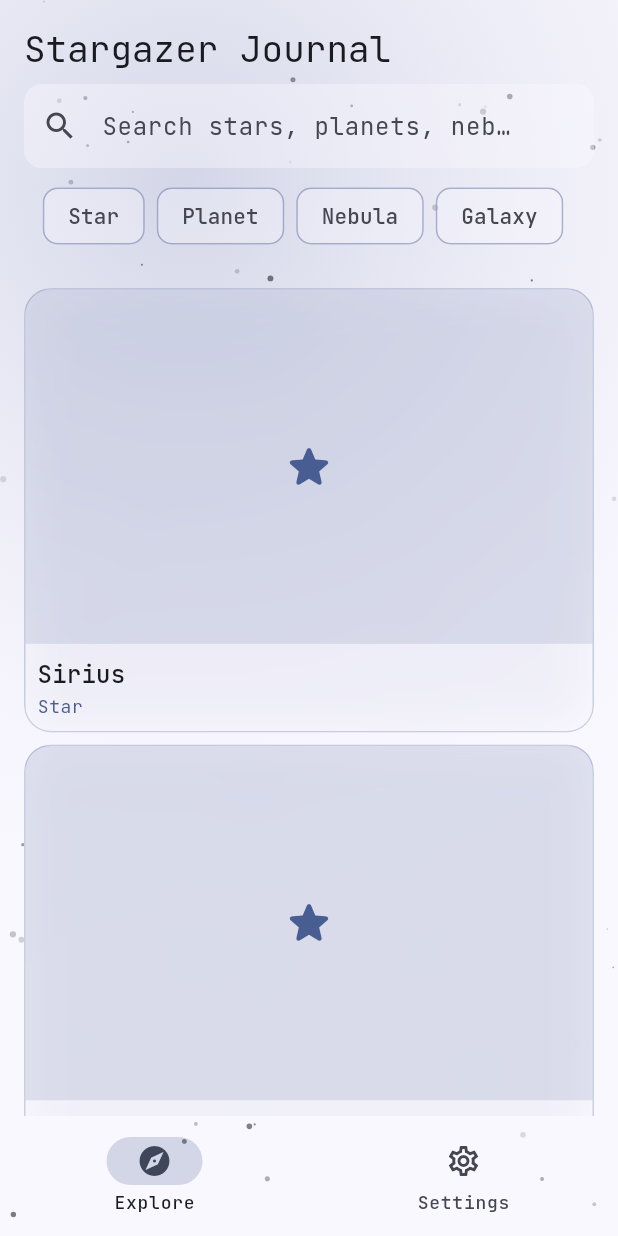
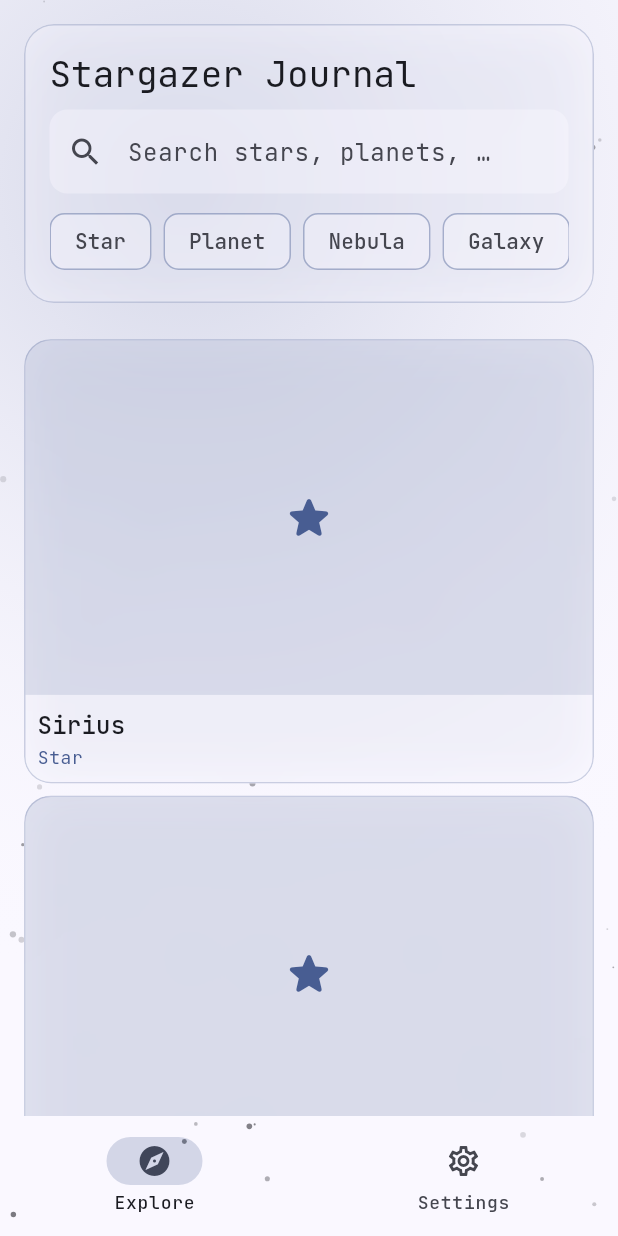
Before and after one commit to DavFilsDev/stargazer-journal, a Flutter app: the screen it shows after launch, on a phone screen of 412 x 824 dp. Run offline on Flutter 3.47's test engine with Material 3 defaults, Android fonts, the phone set to English and light mode, and no system bars; our stand-ins replace go_router, google_fonts, shared_preferences.

Commit message:
style(star-list): wrap header in glass panel and animate list items

```diff
--- a/lib/screens/star_list_screen.dart
+++ b/lib/screens/star_list_screen.dart
@@ -3,11 +3,13 @@ import 'package:flutter/material.dart';
 import '../models/star.dart';
 import '../services/star_service.dart';
 import '../utils/constants.dart';
+import '../widgets/fade_slide_in.dart';
+import '../widgets/glass_container.dart';
 import '../widgets/star_card.dart';
 import '../widgets/star_search_bar.dart';
 
 /// Home screen: search/filter field on top, list (mobile) or grid
-/// (tablet+) of [StarCard]s below.
+/// (tablet+) of [StarCard]s below, each animating in with [FadeSlideIn].
 ///
 /// All data comes from [StarService] — this screen holds only UI state
 /// (the current search text and type filter), never the catalog itself.
@@ -43,6 +45,11 @@ class _StarListScreenState extends State<StarListScreen> {
               AppSpacing.medium,
               AppSpacing.small,
             ),
+            child: GlassContainer(
+              borderRadius: BorderRadius.circular(20),
+              blurSigma: 16,
+              opacity: 0.35,
+              padding: const EdgeInsets.all(AppSpacing.medium),
               child: Column(
                 children: [
                   Row(
@@ -66,6 +73,7 @@ class _StarListScreenState extends State<StarListScreen> {
                     onSelected: (type) => setState(() => _typeFilter = type),
                   ),
                 ],
+              ),
             ),
           ),
           Expanded(
@@ -110,7 +118,8 @@ class _TypeFilterRow extends StatelessWidget {
 }
 
 /// Switches between a single-column [ListView] on narrow screens and a
-/// multi-column [GridView] on wide screens.
+/// multi-column [GridView] on wide screens. Each item fades/slides in
+/// with a small stagger based on its index.
 class _AdaptiveResultsView extends StatelessWidget {
   final List<Star> stars;
 
@@ -133,7 +142,10 @@ class _AdaptiveResultsView extends StatelessWidget {
               childAspectRatio: 0.85,
             ),
             itemCount: stars.length,
-            itemBuilder: (context, index) => StarCard(star: stars[index]),
+            itemBuilder: (context, index) => FadeSlideIn(
+              index: index,
+              child: StarCard(star: stars[index]),
+            ),
           );
         }
 
@@ -142,7 +154,10 @@ class _AdaptiveResultsView extends StatelessWidget {
           itemCount: stars.length,
           separatorBuilder: (_, __) =>
               const SizedBox(height: AppSpacing.small),
-          itemBuilder: (context, index) => StarCard(star: stars[index]),
+          itemBuilder: (context, index) => FadeSlideIn(
+            index: index,
+            child: StarCard(star: stars[index]),
+          ),
         );
       },
     );
@@ -161,7 +176,7 @@ class _EmptyResults extends StatelessWidget {
           Icon(
             Icons.search_off,
             size: 48,
-            color: Theme.of(context).colorScheme.outline,
+            color: Theme.of(context).colorScheme.primary,
           ),
           const SizedBox(height: AppSpacing.small),
           const Text('No celestial object matches your search.'),
```
Lines whose indentation alone changed are shown as unchanged.
